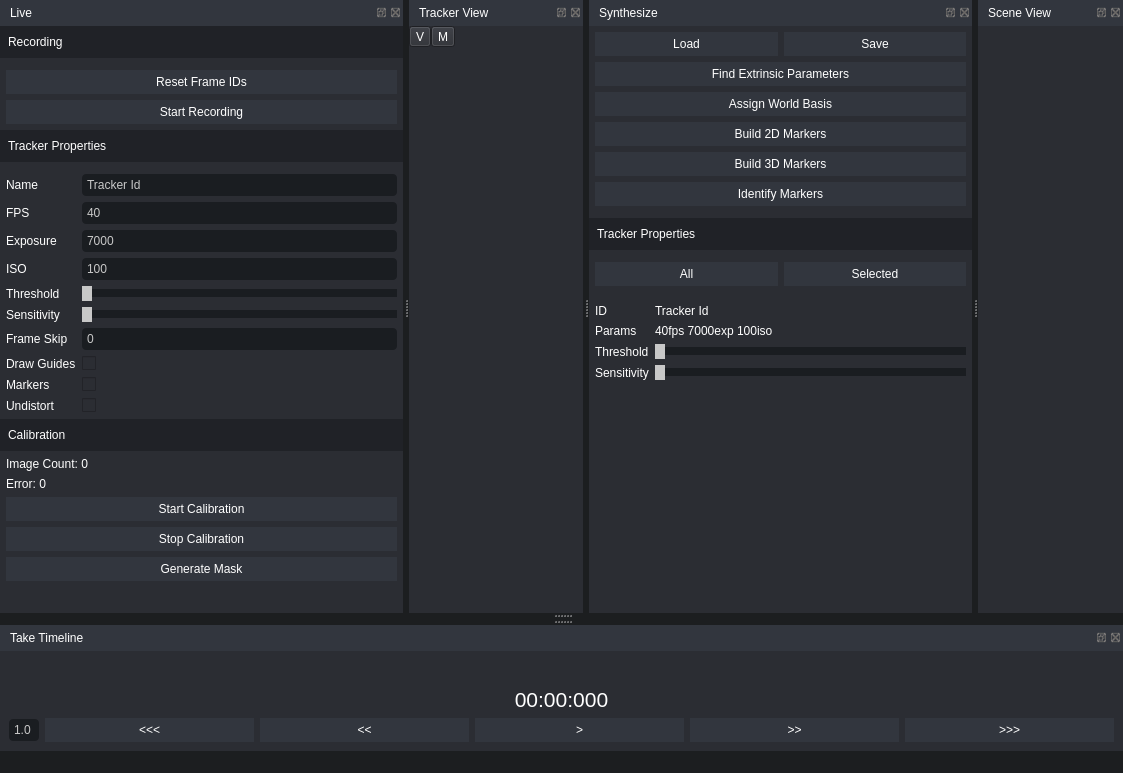
This is VectorSynth/mainwindow.ui in Rob2048/VectorONE as Qt 5 draws it before an edit. The edited form follows.
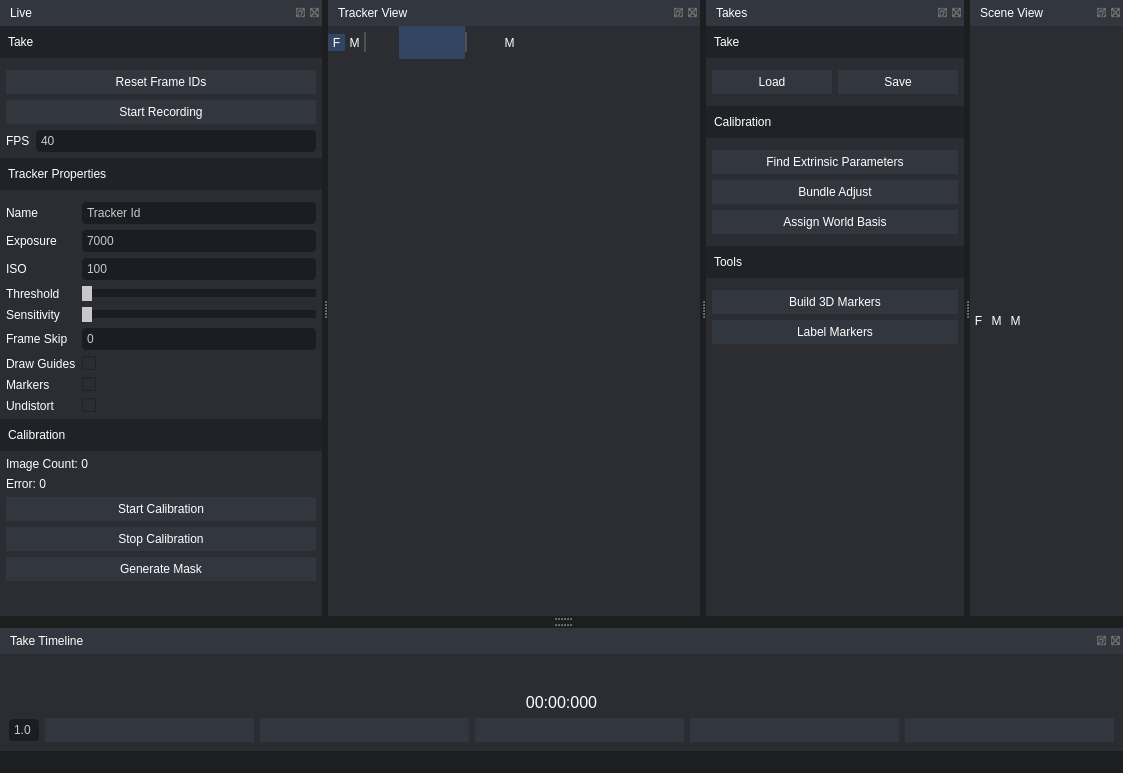
This is the edited form. Icons and pictures are not drawn.

Commit message:
Bundle adjustment.
Time syncing.

Patch:
```diff
--- a/VectorSynth/mainwindow.ui
+++ b/VectorSynth/mainwindow.ui
@@ -44,6 +44,34 @@
 	padding: 6px;
 }
 
+QToolButton {
+	border: 0px;
+	background-color: rgb(50, 54, 62);
+	color: white;
+	padding: 0px;
+}
+
+QToolButton:hover {
+	border: 0px;
+	background-color: rgb(60, 64, 72);
+	color: white;
+	padding: 0px;
+}
+
+QToolButton:pressed {
+	border: 1px;
+	background-color: rgb(50, 70, 100);
+	color: white;
+	padding: 0px;
+}
+
+QToolButton:checked {
+	border: 1px;
+	background-color: rgb(50, 70, 100);
+	color: white;
+	padding: 0px;
+}
+
 QDockWidget {
 	color: white;
 	background-color: rgb(28, 30, 32);
@@ -135,7 +163,7 @@
 }
 
 QSlider::groove:horizontal {
-	    border: 0px;
+	border: 0px;
     height: 8px; /* the groove expands to the size of the slider by default. by giving it a height, it has a fixed size */
     background: rgb(26, 29, 33);
     margin: 2px 0;
@@ -244,7 +272,7 @@
 padding: 5px;</string>
        </property>
        <property name="text">
-        <string>Recording</string>
+        <string>Take</string>
        </property>
       </widget>
      </item>
@@ -273,6 +301,27 @@
          </property>
         </widget>
        </item>
+       <item>
+        <layout class="QFormLayout" name="formLayout_3">
+         <item row="0" column="0">
+          <widget class="QLabel" name="label_7">
+           <property name="text">
+            <string>FPS</string>
+           </property>
+          </widget>
+         </item>
+         <item row="0" column="1">
+          <widget class="QLineEdit" name="txtFps">
+           <property name="styleSheet">
+            <string notr="true"/>
+           </property>
+           <property name="text">
+            <string>40</string>
+           </property>
+          </widget>
+         </item>
+        </layout>
+       </item>
       </layout>
      </item>
      <item>
@@ -323,23 +372,6 @@
          </property>
         </widget>
        </item>
-       <item row="2" column="0">
-        <widget class="QLabel" name="label_7">
-         <property name="text">
-          <string>FPS</string>
-         </property>
-        </widget>
-       </item>
-       <item row="2" column="1">
-        <widget class="QLineEdit" name="txtFps">
-         <property name="styleSheet">
-          <string notr="true"/>
-         </property>
-         <property name="text">
-          <string>40</string>
-         </property>
-        </widget>
-       </item>
        <item row="3" column="0">
         <widget class="QLabel" name="label">
          <property name="text">
@@ -590,7 +622,7 @@
         <widget class="QLabel" name="lblTimecode">
          <property name="font">
           <font>
-           <pointsize>16</pointsize>
+           <pointsize>12</pointsize>
           </font>
          </property>
          <property name="text">
@@ -649,35 +681,55 @@
             </sizepolicy>
            </property>
            <property name="text">
-            <string>&lt;&lt;&lt;</string>
+            <string/>
+           </property>
+           <property name="icon">
+            <iconset>
+             <normaloff>icons8-rewind.png</normaloff>icons8-rewind.png</iconset>
            </property>
           </widget>
          </item>
          <item>
           <widget class="QPushButton" name="btnPrevFrame">
            <property name="text">
-            <string>&lt;&lt;</string>
+            <string/>
+           </property>
+           <property name="icon">
+            <iconset>
+             <normaloff>icons8-less-than.png</normaloff>icons8-less-than.png</iconset>
            </property>
           </widget>
          </item>
          <item>
           <widget class="QPushButton" name="btnPlay">
            <property name="text">
-            <string>&gt;</string>
+            <string/>
+           </property>
+           <property name="icon">
+            <iconset>
+             <normaloff>icons8-play.png</normaloff>icons8-play.png</iconset>
            </property>
           </widget>
          </item>
          <item>
           <widget class="QPushButton" name="btnNextFrame">
            <property name="text">
-            <string>&gt;&gt;</string>
+            <string/>
+           </property>
+           <property name="icon">
+            <iconset>
+             <normaloff>icons8-more-than.png</normaloff>icons8-more-than.png</iconset>
            </property>
           </widget>
          </item>
          <item>
           <widget class="QPushButton" name="btnNextFrameJump">
            <property name="text">
-            <string>&gt;&gt;&gt;</string>
+            <string/>
+           </property>
+           <property name="icon">
+            <iconset>
+             <normaloff>icons8-fast-forward.png</normaloff>icons8-fast-forward.png</iconset>
            </property>
           </widget>
          </item>
@@ -750,14 +802,211 @@
           <item>
            <widget class="QToolButton" name="btnDrawVideo">
             <property name="text">
-             <string>V</string>
+             <string>F</string>
             </property>
+            <property name="icon">
+             <iconset>
+              <normaloff>icons8-exercise.png</normaloff>icons8-exercise.png</iconset>
+            </property>
+            <property name="iconSize">
+             <size>
+              <width>30</width>
+              <height>30</height>
+             </size>
+            </property>
+            <property name="checkable">
+             <bool>true</bool>
+            </property>
+            <property name="checked">
+             <bool>true</bool>
+            </property>
            </widget>
           </item>
           <item>
            <widget class="QToolButton" name="btnDrawMarkers">
             <property name="text">
              <string>M</string>
+            </property>
+            <property name="icon">
+             <iconset>
+              <normaloff>icons8-iron-man.png</normaloff>icons8-iron-man.png</iconset>
+            </property>
+            <property name="iconSize">
+             <size>
+              <width>30</width>
+              <height>30</height>
+             </size>
+            </property>
+            <property name="checkable">
+             <bool>true</bool>
+            </property>
+           </widget>
+          </item>
+          <item>
+           <widget class="Line" name="line">
+            <property name="minimumSize">
+             <size>
+              <width>0</width>
+              <height>0</height>
+             </size>
+            </property>
+            <property name="maximumSize">
+             <size>
+              <width>2</width>
+              <height>20</height>
+             </size>
+            </property>
+            <property name="styleSheet">
+             <string notr="true">QFrame {
+	border: none;
+	background: rgb(80, 80, 80);
+}</string>
+            </property>
+            <property name="frameShadow">
+             <enum>QFrame::Plain</enum>
+            </property>
+            <property name="lineWidth">
+             <number>1</number>
+            </property>
+            <property name="orientation">
+             <enum>Qt::Vertical</enum>
+            </property>
+           </widget>
+          </item>
+          <item>
+           <widget class="QToolButton" name="btnToggleDistortedMarkers">
+            <property name="text">
+             <string/>
+            </property>
+            <property name="icon">
+             <iconset>
+              <normaloff>icons8-full-moon.png</normaloff>icons8-full-moon.png</iconset>
+            </property>
+            <property name="iconSize">
+             <size>
+              <width>30</width>
+              <height>30</height>
+             </size>
+            </property>
+            <property name="checkable">
+             <bool>true</bool>
+            </property>
+           </widget>
+          </item>
+          <item>
+           <widget class="QToolButton" name="btnToggleUndistortedMarkers">
+            <property name="text">
+             <string/>
+            </property>
+            <property name="icon">
+             <iconset>
+              <normaloff>icons8-first-quarter.png</normaloff>icons8-first-quarter.png</iconset>
+            </property>
+            <property name="iconSize">
+             <size>
+              <width>30</width>
+              <height>30</height>
+             </size>
+            </property>
+            <property name="checkable">
+             <bool>true</bool>
+            </property>
+            <property name="checked">
+             <bool>true</bool>
+            </property>
+           </widget>
+          </item>
+          <item>
+           <widget class="QToolButton" name="btnToggleReprojectedMarkers">
+            <property name="text">
+             <string/>
+            </property>
+            <property name="icon">
+             <iconset>
+              <normaloff>icons8-new-moon.png</normaloff>icons8-new-moon.png</iconset>
+            </property>
+            <property name="iconSize">
+             <size>
+              <width>30</width>
+              <height>30</height>
+             </size>
+            </property>
+            <property name="checkable">
+             <bool>true</bool>
+            </property>
+            <property name="checked">
+             <bool>true</bool>
+            </property>
+           </widget>
+          </item>
+          <item>
+           <widget class="Line" name="line_2">
+            <property name="minimumSize">
+             <size>
+              <width>0</width>
+              <height>0</height>
+             </size>
+            </property>
+            <property name="maximumSize">
+             <size>
+              <width>2</width>
+              <height>20</height>
+             </size>
+            </property>
+            <property name="styleSheet">
+             <string notr="true">QFrame {
+	border: none;
+	background: rgb(80, 80, 80);
+}</string>
+            </property>
+            <property name="frameShadow">
+             <enum>QFrame::Plain</enum>
+            </property>
+            <property name="lineWidth">
+             <number>1</number>
+            </property>
+            <property name="orientation">
+             <enum>Qt::Vertical</enum>
+            </property>
+           </widget>
+          </item>
+          <item>
+           <widget class="QToolButton" name="btnTogglePixelGrid">
+            <property name="text">
+             <string/>
+            </property>
+            <property name="icon">
+             <iconset>
+              <normaloff>icons8-grid.png</normaloff>icons8-grid.png</iconset>
+            </property>
+            <property name="iconSize">
+             <size>
+              <width>30</width>
+              <height>30</height>
+             </size>
+            </property>
+            <property name="checkable">
+             <bool>true</bool>
+            </property>
+           </widget>
+          </item>
+          <item>
+           <widget class="QToolButton" name="btnToggleRays_2">
+            <property name="text">
+             <string>M</string>
+            </property>
+            <property name="icon">
+             <iconset>
+              <normaloff>icons8-day-camera.png</normaloff>icons8-day-camera.png</iconset>
+            </property>
+            <property name="iconSize">
+             <size>
+              <width>30</width>
+              <height>30</height>
+             </size>
+            </property>
+            <property name="checkable">
+             <bool>true</bool>
             </property>
            </widget>
           </item>
@@ -814,7 +1063,7 @@
   </widget>
   <widget class="QDockWidget" name="dockSynth">
    <property name="windowTitle">
-    <string>Synthesize</string>
+    <string>Takes</string>
    </property>
    <attribute name="dockWidgetArea">
     <number>4</number>
@@ -834,7 +1083,30 @@
       <number>0</number>
      </property>
      <item>
-      <layout class="QVBoxLayout" name="verticalLayout_12">
+      <widget class="QLabel" name="label_18">
+       <property name="minimumSize">
+        <size>
+         <width>0</width>
+         <height>32</height>
+        </size>
+       </property>
+       <property name="maximumSize">
+        <size>
+         <width>16777215</width>
+         <height>32</height>
+        </size>
+       </property>
+       <property name="styleSheet">
+        <string notr="true">background-color: rgb(32, 34, 39);
+padding: 5px;</string>
+       </property>
+       <property name="text">
+        <string>Take</string>
+       </property>
+      </widget>
+     </item>
+     <item>
+      <layout class="QHBoxLayout" name="horizontalLayout_3">
        <property name="leftMargin">
         <number>6</number>
        </property>
@@ -848,23 +1120,58 @@
         <number>6</number>
        </property>
        <item>
-        <layout class="QHBoxLayout" name="horizontalLayout_3">
-         <item>
-          <widget class="QPushButton" name="btnLoadTake">
-           <property name="text">
-            <string>Load</string>
-           </property>
-          </widget>
-         </item>
-         <item>
-          <widget class="QPushButton" name="btnSaveTake">
-           <property name="text">
-            <string>Save</string>
-           </property>
-          </widget>
-         </item>
-        </layout>
+        <widget class="QPushButton" name="btnLoadTake">
+         <property name="text">
+          <string>Load</string>
+         </property>
+        </widget>
        </item>
+       <item>
+        <widget class="QPushButton" name="btnSaveTake">
+         <property name="text">
+          <string>Save</string>
+         </property>
+        </widget>
+       </item>
+      </layout>
+     </item>
+     <item>
+      <widget class="QLabel" name="label_14">
+       <property name="minimumSize">
+        <size>
+         <width>0</width>
+         <height>32</height>
+        </size>
+       </property>
+       <property name="maximumSize">
+        <size>
+         <width>16777215</width>
+         <height>32</height>
+        </size>
+       </property>
+       <property name="styleSheet">
+        <string notr="true">background-color: rgb(32, 34, 39);
+padding: 5px;</string>
+       </property>
+       <property name="text">
+        <string>Calibration</string>
+       </property>
+      </widget>
+     </item>
+     <item>
+      <layout class="QVBoxLayout" name="verticalLayout_7">
+       <property name="leftMargin">
+        <number>6</number>
+       </property>
+       <property name="topMargin">
+        <number>6</number>
+       </property>
+       <property name="rightMargin">
+        <number>6</number>
+       </property>
+       <property name="bottomMargin">
+        <number>6</number>
+       </property>
        <item>
         <widget class="QPushButton" name="btnBuildFundamental">
          <property name="text">
@@ -872,6 +1179,13 @@
          </property>
         </widget>
        </item>
+       <item>
+        <widget class="QPushButton" name="btnBundleAdjust">
+         <property name="text">
+          <string>Bundle Adjust</string>
+         </property>
+        </widget>
+       </item>
        <item>
         <widget class="QPushButton" name="btnAssignWorldBasis">
          <property name="text">
@@ -879,13 +1193,45 @@
          </property>
         </widget>
        </item>
-       <item>
-        <widget class="QPushButton" name="btnBuild2D">
-         <property name="text">
-          <string>Build 2D Markers</string>
-         </property>
-        </widget>
-       </item>
+      </layout>
+     </item>
+     <item>
+      <widget class="QLabel" name="label_15">
+       <property name="minimumSize">
+        <size>
+         <width>0</width>
+         <height>32</height>
+        </size>
+       </property>
+       <property name="maximumSize">
+        <size>
+         <width>16777215</width>
+         <height>32</height>
+        </size>
+       </property>
+       <property name="styleSheet">
+        <string notr="true">background-color: rgb(32, 34, 39);
+padding: 5px;</string>
+       </property>
+       <property name="text">
+        <string>Tools</string>
+       </property>
+      </widget>
+     </item>
+     <item>
+      <layout class="QVBoxLayout" name="verticalLayout_12">
+       <property name="leftMargin">
+        <number>6</number>
+       </property>
+       <property name="topMargin">
+        <number>6</number>
+       </property>
+       <property name="rightMargin">
+        <number>6</number>
+       </property>
+       <property name="bottomMargin">
+        <number>6</number>
+       </property>
        <item>
         <widget class="QPushButton" name="btnBuild3D">
          <property name="text">
@@ -896,136 +1242,24 @@
        <item>
         <widget class="QPushButton" name="btnIdentify3D">
          <property name="text">
-          <string>Identify Markers</string>
+          <string>Label Markers</string>
          </property>
         </widget>
        </item>
       </layout>
      </item>
      <item>
-      <widget class="QLabel" name="label_14">
-       <property name="minimumSize">
-        <size>
-         <width>0</width>
-         <height>32</height>
-        </size>
+      <spacer name="verticalSpacer">
+       <property name="orientation">
+        <enum>Qt::Vertical</enum>
        </property>
-       <property name="maximumSize">
+       <property name="sizeHint" stdset="0">
         <size>
-         <width>16777215</width>
-         <height>32</height>
+         <width>20</width>
+         <height>40</height>
         </size>
        </property>
-       <property name="styleSheet">
-        <string notr="true">background-color: rgb(32, 34, 39);
-padding: 5px;</string>
-       </property>
-       <property name="text">
-        <string>Tracker Properties</string>
-       </property>
-      </widget>
-     </item>
-     <item>
-      <layout class="QHBoxLayout" name="horizontalLayout">
-       <property name="leftMargin">
-        <number>6</number>
-       </property>
-       <property name="topMargin">
-        <number>6</number>
-       </property>
-       <property name="rightMargin">
-        <number>6</number>
-       </property>
-       <property name="bottomMargin">
-        <number>6</number>
-       </property>
-       <item>
-        <widget class="QPushButton" name="pushButton_5">
-         <property name="text">
-          <string>All</string>
-         </property>
-        </widget>
-       </item>
-       <item>
-        <widget class="QPushButton" name="pushButton_6">
-         <property name="text">
-          <string>Selected</string>
-         </property>
-        </widget>
-       </item>
-      </layout>
-     </item>
-     <item>
-      <layout class="QFormLayout" name="formLayout_2">
-       <property name="leftMargin">
-        <number>6</number>
-       </property>
-       <property name="topMargin">
-        <number>6</number>
-       </property>
-       <property name="rightMargin">
-        <number>6</number>
-       </property>
-       <property name="bottomMargin">
-        <number>6</number>
-       </property>
-       <item row="1" column="0">
-        <widget class="QLabel" name="label_15">
-         <property name="text">
-          <string>ID</string>
-         </property>
-        </widget>
-       </item>
-       <item row="1" column="1">
-        <widget class="QLabel" name="lblTakeTrackerId">
-         <property name="text">
-          <string>Tracker Id</string>
-         </property>
-        </widget>
-       </item>
-       <item row="2" column="0">
-        <widget class="QLabel" name="label_17">
-         <property name="text">
-          <string>Params</string>
-         </property>
-        </widget>
-       </item>
-       <item row="2" column="1">
-        <widget class="QLabel" name="lblTakeTrackerInfo">
-         <property name="text">
-          <string>40fps 7000exp 100iso</string>
-         </property>
-        </widget>
-       </item>
-       <item row="3" column="0">
-        <widget class="QLabel" name="label_19">
-         <property name="text">
-          <string>Threshold</string>
-         </property>
-        </widget>
-       </item>
-       <item row="3" column="1">
-        <widget class="QSlider" name="sldTakeThreshold">
-         <property name="orientation">
-          <enum>Qt::Horizontal</enum>
-         </property>
-        </widget>
-       </item>
-       <item row="4" column="0">
-        <widget class="QLabel" name="label_20">
-         <property name="text">
-          <string>Sensitivity</string>
-         </property>
-        </widget>
-       </item>
-       <item row="4" column="1">
-        <widget class="QSlider" name="sldTakeSensitivity">
-         <property name="orientation">
-          <enum>Qt::Horizontal</enum>
-         </property>
-        </widget>
-       </item>
-      </layout>
+      </spacer>
      </item>
     </layout>
    </widget>
@@ -1038,7 +1272,106 @@
     <number>4</number>
    </attribute>
    <widget class="QWidget" name="sceneViewDockContents">
-    <layout class="QVBoxLayout" name="verticalLayout_6"/>
+    <layout class="QVBoxLayout" name="verticalLayout_6">
+     <property name="spacing">
+      <number>0</number>
+     </property>
+     <property name="leftMargin">
+      <number>0</number>
+     </property>
+     <property name="topMargin">
+      <number>0</number>
+     </property>
+     <property name="rightMargin">
+      <number>0</number>
+     </property>
+     <property name="bottomMargin">
+      <number>0</number>
+     </property>
+     <item>
+      <layout class="QHBoxLayout" name="toolbar_2">
+       <property name="spacing">
+        <number>0</number>
+       </property>
+       <item>
+        <widget class="QToolButton" name="btnToggleMarkerSources">
+         <property name="text">
+          <string>F</string>
+         </property>
+         <property name="icon">
+          <iconset>
+           <normaloff>icons8-sun.png</normaloff>icons8-sun.png</iconset>
+         </property>
+         <property name="iconSize">
+          <size>
+           <width>30</width>
+           <height>30</height>
+          </size>
+         </property>
+         <property name="checkable">
+          <bool>true</bool>
+         </property>
+         <property name="checked">
+          <bool>false</bool>
+         </property>
+        </widget>
+       </item>
+       <item>
+        <widget class="QToolButton" name="btnToggleRays">
+         <property name="text">
+          <string>M</string>
+         </property>
+         <property name="icon">
+          <iconset>
+           <normaloff>icons8-day-camera.png</normaloff>icons8-day-camera.png</iconset>
+         </property>
+         <property name="iconSize">
+          <size>
+           <width>30</width>
+           <height>30</height>
+          </size>
+         </property>
+         <property name="checkable">
+          <bool>true</bool>
+         </property>
+        </widget>
+       </item>
+       <item>
+        <widget class="QToolButton" name="btnToggleExpandedMarkers">
+         <property name="text">
+          <string>M</string>
+         </property>
+         <property name="icon">
+          <iconset>
+           <normaloff>icons8-expand.png</normaloff>icons8-expand.png</iconset>
+         </property>
+         <property name="iconSize">
+          <size>
+           <width>30</width>
+           <height>30</height>
+          </size>
+         </property>
+         <property name="checkable">
+          <bool>true</bool>
+         </property>
+        </widget>
+       </item>
+       <item>
+        <spacer name="horizontalSpacer_2">
+         <property name="orientation">
+          <enum>Qt::Horizontal</enum>
+         </property>
+         <property name="sizeHint" stdset="0">
+          <size>
+           <width>40</width>
+           <height>20</height>
+          </size>
+         </property>
+        </spacer>
+       </item>
+      </layout>
+     </item>
+    </layout>
    </widget>
   </widget>
   <action name="actionNew">
```
Left out of the diff: 4 changed lines with no effect on the pictures. The commit also changes 44 other files.
